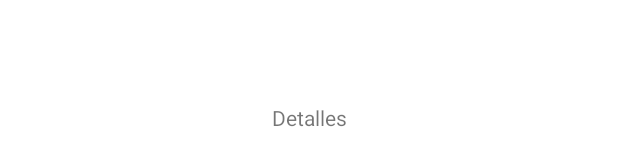
After one commit to DonytXz/pracofiAdnroid, an Android app: the layout activity_details.xml on its own in the app's theme, with its tools: preview values and no code run, on a phone screen of 412 x 824 dp. The commit adds this screen. Shown: the part 501-667 px from the top of the screen. Run offline under Robolectric (Android 15) with nearby library versions, the phone set to English and light mode, and no system bars; network calls fail.

Commit message:
[ADDED] details activity

```diff
--- a/app/build.gradle
+++ b/app/build.gradle
@@ -29,6 +29,9 @@ android {
     kotlinOptions {
         jvmTarget = '1.8'
     }
+    buildFeatures {
+        viewBinding true
+    }
 }
 
 dependencies {
@@ -40,6 +43,8 @@ dependencies {
     implementation 'com.google.android.material:material:1.5.0'
     implementation 'androidx.constraintlayout:constraintlayout:2.1.3'
     implementation 'androidx.legacy:legacy-support-v4:1.0.0'
+    implementation 'androidx.navigation:navigation-fragment-ktx:2.4.1'
+    implementation 'androidx.navigation:navigation-ui-ktx:2.4.1'
     testImplementation 'junit:junit:4.13.2'
     androidTestImplementation 'androidx.test.ext:junit:1.1.3'
     androidTestImplementation 'androidx.test.espresso:espresso-core:3.4.0'
--- a/app/src/main/AndroidManifest.xml
+++ b/app/src/main/AndroidManifest.xml
@@ -14,6 +14,11 @@
         android:supportsRtl="true"
         android:theme="@style/Theme.Pracofi">
         <activity
+            android:name=".Details"
+            android:exported="false"
+            android:label="@string/title_activity_details"
+            android:theme="@style/Theme.Pracofi.NoActionBar" />
+        <activity
             android:name=".Dates"
             android:exported="false" />
         <activity
--- /dev/null
+++ b/app/src/main/res/layout/activity_details.xml
@@ -0,0 +1,18 @@
+<?xml version="1.0" encoding="utf-8"?>
+<androidx.constraintlayout.widget.ConstraintLayout xmlns:android="http://schemas.android.com/apk/res/android"
+    xmlns:app="http://schemas.android.com/apk/res-auto"
+    xmlns:tools="http://schemas.android.com/tools"
+    android:layout_width="match_parent"
+    android:layout_height="match_parent"
+    tools:context=".Details">
+
+    <TextView
+        android:id="@+id/textView"
+        android:layout_width="wrap_content"
+        android:layout_height="wrap_content"
+        android:text="Detalles"
+        app:layout_constraintBottom_toBottomOf="parent"
+        app:layout_constraintEnd_toEndOf="parent"
+        app:layout_constraintStart_toStartOf="parent"
+        app:layout_constraintTop_toTopOf="parent" />
+</androidx.constraintlayout.widget.ConstraintLayout>
--- /dev/null
+++ b/app/src/main/res/values-land/dimens.xml
@@ -0,0 +1,3 @@
+<resources>
+        <dimen name="fab_margin">48dp</dimen>
+    </resources>
--- /dev/null
+++ b/app/src/main/res/values-w1240dp/dimens.xml
@@ -0,0 +1,3 @@
+<resources>
+        <dimen name="fab_margin">200dp</dimen>
+    </resources>
--- /dev/null
+++ b/app/src/main/res/values-w600dp/dimens.xml
@@ -0,0 +1,3 @@
+<resources>
+        <dimen name="fab_margin">48dp</dimen>
+    </resources>
--- /dev/null
+++ b/app/src/main/res/values/dimens.xml
@@ -0,0 +1,3 @@
+<resources>
+        <dimen name="fab_margin">16dp</dimen>
+    </resources>
--- a/app/src/main/res/values/themes.xml
+++ b/app/src/main/res/values/themes.xml
@@ -13,4 +13,10 @@
         <item name="android:statusBarColor" tools:targetApi="l">?attr/colorPrimaryVariant</item>
         <!-- Customize your theme here. -->
     </style>
+    <style name="Theme.Pracofi.NoActionBar">
+        <item name="windowActionBar">false</item>
+        <item name="windowNoTitle">true</item>
+    </style>
+    <style name="Theme.Pracofi.AppBarOverlay" parent="ThemeOverlay.AppCompat.Dark.ActionBar" />
+    <style name="Theme.Pracofi.PopupOverlay" parent="ThemeOverlay.AppCompat.Light" />
 </resources>
```
Also changed, not shown: app/src/main/java/com/example/pracofi/Dates.kt (+18 -3 lines), app/src/main/java/com/example/pracofi/Details.kt (added, +44 -0 lines), app/src/main/res/navigation/nav_graph.xml (added, +28 -0 lines), app/src/main/res/values/strings.xml (+9 -0 lines).
